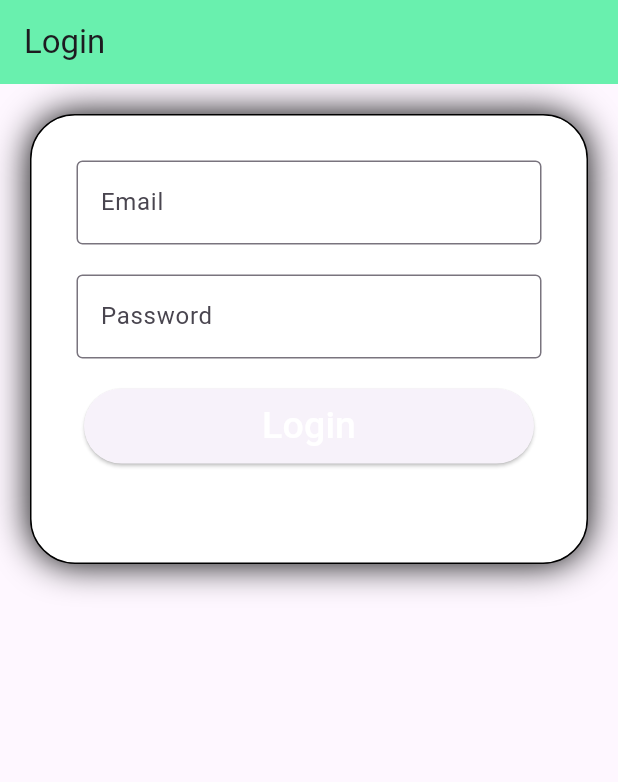
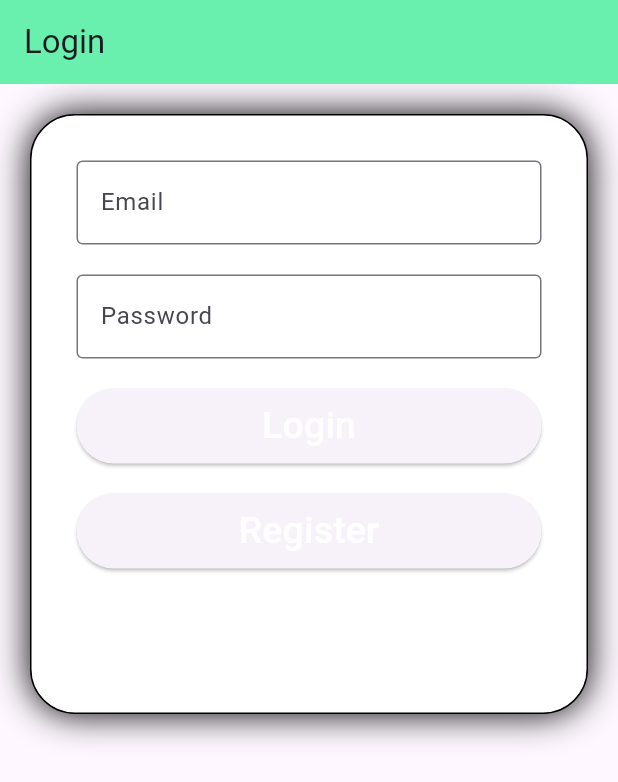
Before and after one commit to IMRMT/UAS_ET, a Flutter app: the screen it shows after launch, on a phone screen of 412 x 824 dp. Shown: the top 782 px of the screen. Run offline on Flutter 3.47's test engine with Material 3 defaults, Android fonts, the phone set to English and light mode, and no system bars; our stand-ins replace shared_preferences.

Commit message:
lanjut show animal

```diff
--- a/lib/Screen/login.dart
+++ b/lib/Screen/login.dart
@@ -1,5 +1,6 @@
 import 'dart:convert';
 
+import 'package:et_uas/Screen/register.dart';
 import 'package:et_uas/main.dart';
 import 'package:flutter/material.dart';
 import 'package:shared_preferences/shared_preferences.dart';
@@ -24,9 +25,6 @@ class MyLogin extends StatelessWidget {
   }
 }
 
-
-
-
 class Login extends StatefulWidget {
   @override
   State<StatefulWidget> createState() {
@@ -43,7 +41,7 @@ class _LoginState extends State<Login> {
           backgroundColor: Colors.greenAccent,
         ),
         body: Container(
-          height: 300,
+          height: 400,
           margin: EdgeInsets.all(20),
           padding: EdgeInsets.all(20),
           decoration: BoxDecoration(
@@ -82,7 +80,7 @@ class _LoginState extends State<Login> {
                 padding: EdgeInsets.all(10),
                 child: Container(
                   height: 50,
-                  width: 300,
+                  width: 350,
                   decoration:
                       BoxDecoration(borderRadius: BorderRadius.circular(20)),
                   child: ElevatedButton(
@@ -95,9 +93,28 @@ class _LoginState extends State<Login> {
                     ),
                   ),
                 )),
+            Padding(
+                padding: EdgeInsets.all(10),
+                child: Container(
+                  height: 50,
+                  width: 350,
+                  decoration:
+                      BoxDecoration(borderRadius: BorderRadius.circular(20)),
+                  child: ElevatedButton(
+                    onPressed: () {
+                      Navigator.push(context,
+                          MaterialPageRoute(builder: (context) => Register()));
+                    },
+                    child: Text(
+                      'Register',
+                      style: TextStyle(color: Colors.white, fontSize: 25),
+                    ),
+                  ),
+                )),
           ]),
         ));
   }
+
   void doLogin() async {
     //later, we use web service here to check the user id and password
     // final prefs = await SharedPreferences.getInstance();
@@ -114,8 +131,7 @@ class _LoginState extends State<Login> {
         prefs.setString("user_id", json['user_id']);
         prefs.setString("user_name", json['user_name']);
         main();
-      }
-      else {
+      } else {
         setState(() {
           error_login = "Incorrect user or password";
         });
--- a/lib/main.dart
+++ b/lib/main.dart
@@ -173,6 +173,9 @@ class _MyHomePageState extends State<MyHomePage> {
   void doLogout() async {
     final prefs = await SharedPreferences.getInstance();
     prefs.remove("user_email");
+    prefs.remove("user_id");
+    prefs.remove("user_name");
+    prefs.remove("user_password");
     main();
   }
 }
```
Also changed, not shown: lib/Screen/register.dart (+10 -4 lines).
